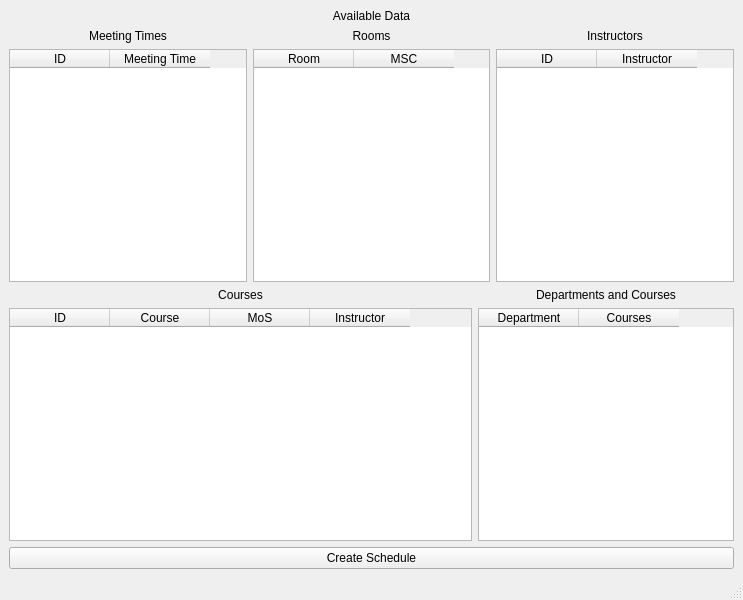
Before: the Qt Designer form sp_ui_data.ui in bl1nkker/pyqt5-schedule-problem, drawn with Qt 5.
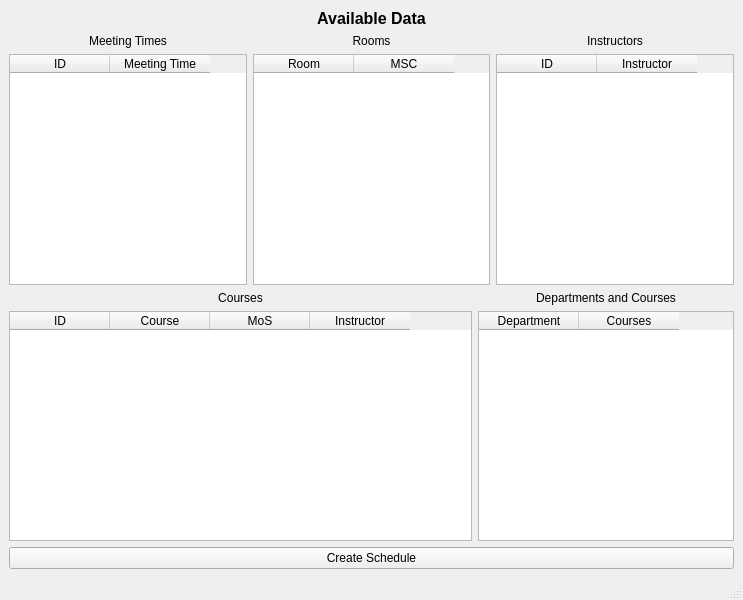
After: the same form once the commit is applied.

Commit message: added reliable data

```diff
--- a/sp_ui_data.ui
+++ b/sp_ui_data.ui
@@ -17,6 +17,13 @@
    <layout class="QVBoxLayout" name="verticalLayout_6">
     <item>
      <widget class="QLabel" name="label_6">
+      <property name="font">
+       <font>
+        <pointsize>12</pointsize>
+        <weight>75</weight>
+        <bold>true</bold>
+       </font>
+      </property>
       <property name="text">
        <string>Available Data</string>
       </property>
```
The commit also changes 7 other files.
